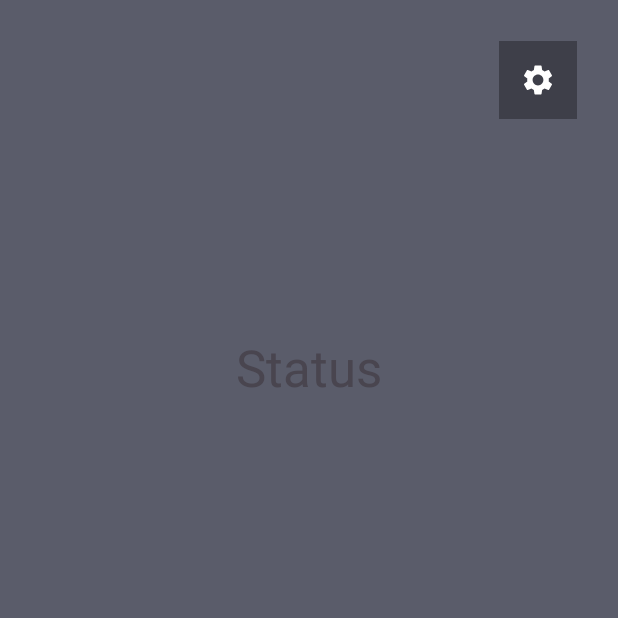
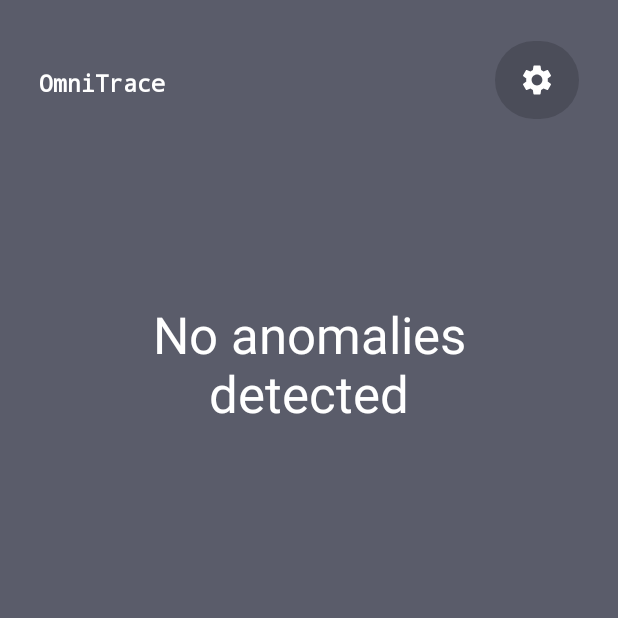
Before and after one commit to lalcott04/OmniTrace, an Android app: the screen it shows after launch (MainActivity), on a phone screen of 412 x 824 dp, the top half of it. Run offline under Robolectric (Android 15) with nearby library versions, the phone set to English and light mode, and no system bars.

Commit message:
Finalised both settings and back button, added a title and status view

```diff
--- a/app/src/main/java/com/example/omnitrace/MainActivity.java
+++ b/app/src/main/java/com/example/omnitrace/MainActivity.java
@@ -3,9 +3,7 @@ package com.example.omnitrace;
 import android.content.Intent;
 import android.os.Bundle;
 import android.view.View;
-import android.widget.Button;
 import android.widget.ImageButton;
-
 import androidx.activity.EdgeToEdge;
 import androidx.appcompat.app.AppCompatActivity;
 import androidx.core.graphics.Insets;
--- /dev/null
+++ b/app/src/main/res/drawable/back_arrow_icon.xml
@@ -0,0 +1,5 @@
+<vector xmlns:android="http://schemas.android.com/apk/res/android" android:autoMirrored="true" android:height="24dp" android:tint="#FFFFFF" android:viewportHeight="24" android:viewportWidth="24" android:width="24dp">
+
+    <path android:fillColor="@android:color/white" android:pathData="M20,11H7.83l5.59,-5.59L12,4l-8,8 8,8 1.41,-1.41L7.83,13H20v-2z"/>
+
+</vector>
--- /dev/null
+++ b/app/src/main/res/drawable/navigation_button_shape.xml
@@ -0,0 +1,7 @@
+<?xml version="1.0" encoding="utf-8"?>
+<shape xmlns:android="http://schemas.android.com/apk/res/android" android:shape="rectangle">
+    <solid android:color="#9040424C"/>
+    <corners android:radius="500dp"/>
+    <size android:width="100dp"
+        android:height="100dp"/>
+</shape>
--- a/app/src/main/res/layout/activity_main.xml
+++ b/app/src/main/res/layout/activity_main.xml
@@ -9,12 +9,13 @@
     tools:context=".MainActivity">
 
     <TextView
-        android:id="@+id/textView"
-        android:layout_width="187dp"
-        android:layout_height="60dp"
-        android:layout_marginTop="222dp"
-        android:text="@string/status"
+        android:id="@+id/statusText"
+        android:layout_width="211dp"
+        android:layout_height="98dp"
+        android:layout_marginTop="200dp"
+        android:text="No anomalies detected"
         android:textAlignment="center"
+        android:textColor="#FFFFFF"
         android:textSize="34sp"
         app:layout_constraintEnd_toEndOf="parent"
         app:layout_constraintStart_toStartOf="parent"
@@ -22,14 +23,34 @@
 
     <ImageButton
         android:id="@+id/settingsBtn"
-        android:layout_width="52dp"
+        android:layout_width="0dp"
         android:layout_height="52dp"
         android:layout_marginTop="27dp"
-        android:layout_marginEnd="27dp"
-        android:background="#3E3F49"
+        android:layout_marginEnd="26dp"
+        android:background="@drawable/navigation_button_shape"
         android:contentDescription="@string/settings"
         app:layout_constraintEnd_toEndOf="parent"
+        app:layout_constraintStart_toEndOf="@+id/titleText"
         app:layout_constraintTop_toTopOf="parent"
         app:srcCompat="@drawable/cog_icon" />
 
+    <TextView
+        android:id="@+id/titleText"
+        android:layout_width="wrap_content"
+        android:layout_height="wrap_content"
+        android:layout_marginStart="26dp"
+        android:layout_marginTop="44dp"
+        android:layout_marginEnd="220dp"
+        android:contentDescription="@string/omnitrace"
+        android:fontFamily="monospace"
+        android:text="@string/omnitrace"
+        android:textAlignment="center"
+        android:textColor="#FFFFFF"
+        android:textSize="16sp"
+        android:textStyle="bold"
+        app:layout_constraintEnd_toStartOf="@+id/settingsBtn"
+        app:layout_constraintStart_toStartOf="parent"
+        app:layout_constraintTop_toTopOf="parent" />
+
+
 </androidx.constraintlayout.widget.ConstraintLayout>
--- a/app/src/main/res/values/strings.xml
+++ b/app/src/main/res/values/strings.xml
@@ -3,4 +3,5 @@
     <string name="settings">Settings</string>
     <string name="status">Status</string>
     <string name="back">Back</string>
+    <string name="omnitrace">OmniTrace</string>
 </resources>
```
Also changed, not shown: app/src/main/java/com/example/omnitrace/SettingsActivity.java (+4 -4 lines), app/src/main/res/layout/activity_settings.xml (+11 -8 lines), app/src/main/res/drawable/cog_icon.xml (line endings or trailing spaces).
